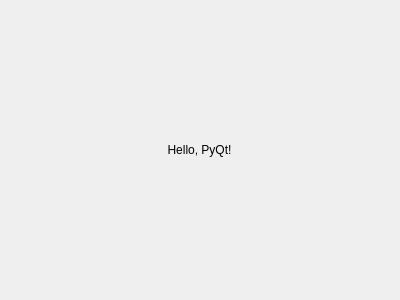
Old version of the form hellopyqt/test2.ui in the repository igakilab/labShopy.
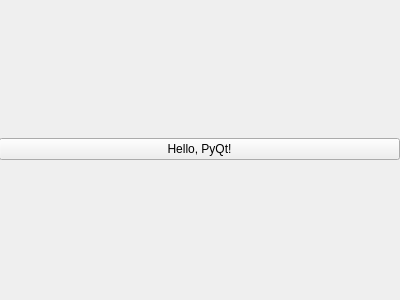
New version of the form.

Commit message: 遷移完全版

The edit to the form file:
```diff
--- a/hellopyqt/test2.ui
+++ b/hellopyqt/test2.ui
@@ -39,16 +39,10 @@
      <enum>QLayout::SetDefaultConstraint</enum>
     </property>
     <item>
-     <widget class="QLabel" name="label">
-      <property name="layoutDirection">
-       <enum>Qt::LeftToRight</enum>
-      </property>
+     <widget class="QPushButton" name="pushButton">
       <property name="text">
        <string>Hello, PyQt!</string>
       </property>
-      <property name="alignment">
-       <set>Qt::AlignCenter</set>
-      </property>
      </widget>
     </item>
    </layout>
```
The commit also changes 2 other files.
